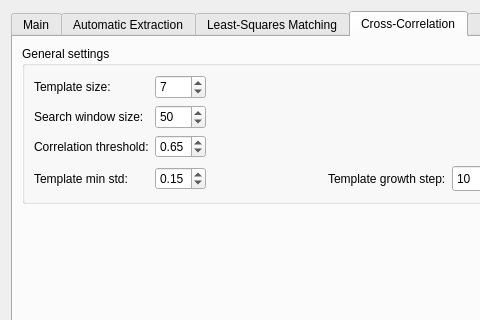
e-foto/e-foto, file branches/SandBox/EDU/trunk/qt/interface/DemExtraction.ui: the form before one commit; both pictures show x 0 to 480 and y 0 to 320 of the 966 by 577 pixel window.
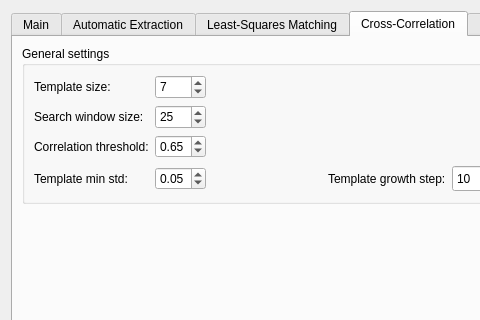
The form after the commit. The open tabs and pages were chosen to show the change. Icons and pictures are not drawn.

The edit to the form file:
```diff
--- a/branches/SandBox/EDU/trunk/qt/interface/DemExtraction.ui
+++ b/branches/SandBox/EDU/trunk/qt/interface/DemExtraction.ui
@@ -1773,7 +1773,7 @@
              <number>150</number>
             </property>
             <property name="value">
-             <number>50</number>
+             <number>25</number>
             </property>
            </widget>
           </item>
@@ -1845,7 +1845,7 @@
              <double>0.010000000000000</double>
             </property>
             <property name="value">
-             <double>0.150000000000000</double>
+             <double>0.050000000000000</double>
             </property>
            </widget>
           </item>
```
Left out of the diff: 4 changed lines with no effect on the pictures.
